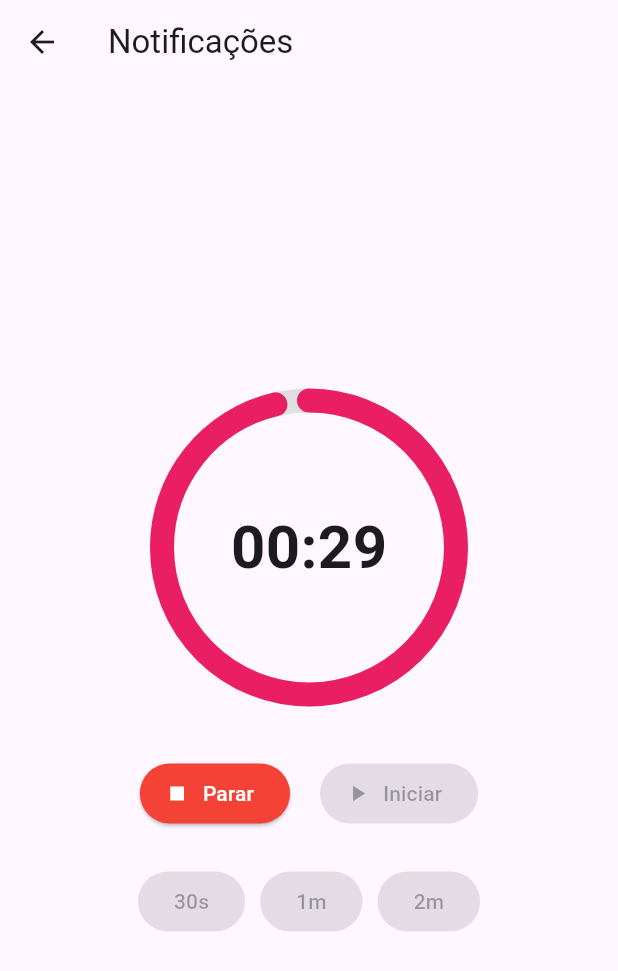
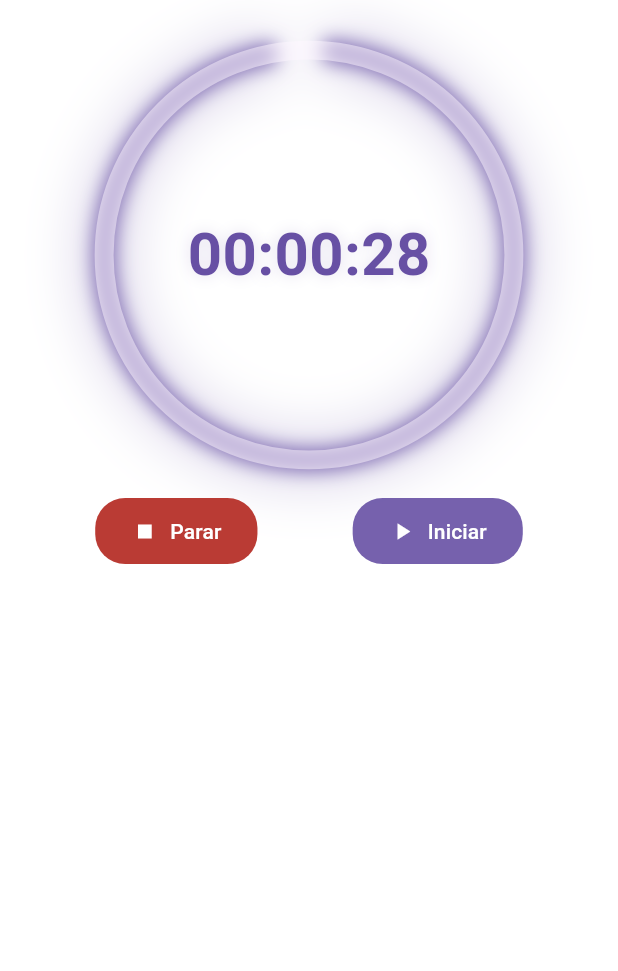
Before and after one commit to SamuelRamos338/breakforlove_last_update, a Flutter app: the NotificationScreen screen opened directly, after a tap on "Iniciar", on a phone screen of 412 x 824 dp. Shown: the top 971 px of the screen. Run offline on Flutter 3.47's test engine with Material 3 defaults, Android fonts, the light colour scheme and no system bars; our stand-ins replace google_nav_bar, table_calendar.

Commit message:
Update notification_screen.dart

```diff
--- a/lib/src/notification_screen.dart
+++ b/lib/src/notification_screen.dart
@@ -9,46 +9,46 @@ class NotificationScreen extends StatefulWidget {
 }
 
 class _NotificationScreenState extends State<NotificationScreen> with SingleTickerProviderStateMixin {
+  int _hours = 0;
+  int _minutes = 0;
+  int _seconds = 30;
   late AnimationController _controller;
-  int _totalSeconds = 30;
-  int _currentSeconds = 30;
-  bool _isRunning = false;
+  late Animation<double> _scaleAnim;
+  bool _isTimerRunning = false;
   Timer? _timer;
+  int _remainingMilliseconds = 30000;
 
   @override
   void initState() {
     super.initState();
     _controller = AnimationController(
       vsync: this,
-      duration: Duration(seconds: _totalSeconds),
+      duration: Duration(milliseconds: _remainingMilliseconds),
+    )..addListener(() {
+      setState(() {});
+    });
+    _scaleAnim = Tween<double>(begin: 1.0, end: 1.08).animate(
+      CurvedAnimation(parent: _controller, curve: Curves.easeInOutCubic),
     );
   }
 
-  void _setTimer(int seconds) {
-    _timer?.cancel();
-    _controller.dispose();
-    _controller = AnimationController(
-      vsync: this,
-      duration: Duration(seconds: seconds),
-    );
+  void _startTimer() {
+    if (_isTimerRunning || (_hours == 0 && _minutes == 0 && _seconds == 0)) return;
     setState(() {
-      _totalSeconds = seconds;
-      _currentSeconds = seconds;
-      _isRunning = false;
+      _remainingMilliseconds = Duration(hours: _hours, minutes: _minutes, seconds: _seconds).inMilliseconds;
+      _isTimerRunning = true;
+      _controller.duration = Duration(milliseconds: _remainingMilliseconds);
+      _controller.reverse(from: 1.0);
     });
-  }
 
-  void _startTimer() {
-    if (_isRunning) return;
+    _timer = Timer.periodic(const Duration(milliseconds: 100), (timer) {
+      if (_remainingMilliseconds > 0) {
         setState(() {
-      _isRunning = true;
-      _currentSeconds = _totalSeconds;
-      _controller.reset();
-      _controller.forward();
+          _remainingMilliseconds -= 100;
+          _hours = _remainingMilliseconds ~/ 3600000;
+          _minutes = (_remainingMilliseconds % 3600000) ~/ 60000;
+          _seconds = (_remainingMilliseconds % 60000) ~/ 1000;
         });
-    _timer = Timer.periodic(const Duration(seconds: 1), (timer) {
-      if (_currentSeconds > 0) {
-        setState(() => _currentSeconds--);
       } else {
         _stopTimer();
       }
@@ -58,103 +58,163 @@ class _NotificationScreenState extends State<NotificationScreen> with SingleTick
   void _stopTimer() {
     _timer?.cancel();
     _controller.stop();
-    setState(() => _isRunning = false);
+    setState(() => _isTimerRunning = false);
+  }
+
+  void _editTime() {
+    showModalBottomSheet(
+      context: context,
+      backgroundColor: Theme.of(context).colorScheme.surface,
+      shape: RoundedRectangleBorder(borderRadius: BorderRadius.circular(24)),
+      builder: (context) {
+        return Padding(
+          padding: const EdgeInsets.all(16),
+          child: Column(
+            mainAxisSize: MainAxisSize.min,
+            children: [
+              const Text("Selecione o Tempo", style: TextStyle(fontSize: 18, fontWeight: FontWeight.bold)),
+              Row(
+                mainAxisAlignment: MainAxisAlignment.spaceEvenly,
+                children: [
+                  _buildTimePicker("Horas", _hours, (val) => setState(() => _hours = val)),
+                  _buildTimePicker("Minutos", _minutes, (val) => setState(() => _minutes = val)),
+                  _buildTimePicker("Segundos", _seconds, (val) => setState(() => _seconds = val)),
+                ],
+              ),
+              const SizedBox(height: 20),
+              ElevatedButton(
+                onPressed: () {
+                  if (_hours == 0 && _minutes == 0 && _seconds == 0) {
+                    ScaffoldMessenger.of(context).showSnackBar(
+                      const SnackBar(content: Text("O tempo não pode ser zero!")),
+                    );
+                    return;
+                  }
+                  setState(() => _remainingMilliseconds = Duration(hours: _hours, minutes: _minutes, seconds: _seconds).inMilliseconds);
+                  Navigator.pop(context);
+                },
+                style: ElevatedButton.styleFrom(backgroundColor: Theme.of(context).colorScheme.primary),
+                child: const Text("Confirmar", style: TextStyle(color: Colors.white)),
+              ),
+            ],
+          ),
+        );
+      },
+    );
   }
 
   @override
   void dispose() {
-    _timer?.cancel();
     _controller.dispose();
+    _stopTimer();
     super.dispose();
-  }
-
-  String _formatTime(int seconds) {
-    final min = (seconds ~/ 60).toString().padLeft(2, '0');
-    final sec = (seconds % 60).toString().padLeft(2, '0');
-    return '$min:$sec';
   }
 
   @override
   Widget build(BuildContext context) {
+    final theme = Theme.of(context);
+    final bgColor = theme.colorScheme.surface.withOpacity(0.95);
+
     return Scaffold(
-      appBar: AppBar(title: const Text('Notificações')),
-      body: Center(
-        child: Column(
-          mainAxisSize: MainAxisSize.min,
+      backgroundColor: Colors.white,
+      body: Column(
+        crossAxisAlignment: CrossAxisAlignment.center,
         children: [
-            SizedBox(
-              width: 220,
-              height: 220,
+          const SizedBox(height: 40),
+          GestureDetector(
+            onTap: _editTime,
+            child: AnimatedScale(
+              scale: _isTimerRunning ? _scaleAnim.value : 1.0,
+              duration: const Duration(milliseconds: 400),
+              curve: Curves.easeInOutCubic,
+              child: SizedBox(
+                width: 260,
+                height: 260,
                 child: AnimatedBuilder(
                   animation: _controller,
                   builder: (context, child) {
-                  // Progresso reverso: barra esvaziando
                     return CustomPaint(
                       painter: TimerPainter(
-                      progress: 1.0 - _controller.value,
-                      backgroundColor: Colors.grey.shade300,
-                      color: Colors.pink,
+                        progress: _controller.value,
+                        backgroundColor: theme.colorScheme.surface.withOpacity(0.5),
+                        progressColor: theme.colorScheme.primary.withOpacity(0.85),
+                        glowColor: theme.colorScheme.primary.withOpacity(0.25),
                       ),
                       child: Center(
                         child: Text(
-                        _formatTime(_currentSeconds),
-                        style: const TextStyle(fontSize: 40, fontWeight: FontWeight.bold),
+                          "${_hours.toString().padLeft(2, '0')}:${_minutes.toString().padLeft(2, '0')}:${_seconds.toString().padLeft(2, '0')}",
+                          style: TextStyle(
+                            fontSize: 38,
+                            fontWeight: FontWeight.bold,
+                            color: theme.colorScheme.primary,
+                            shadows: [
+                              Shadow(
+                                color: theme.colorScheme.primary.withOpacity(0.18),
+                                blurRadius: 12,
+                              ),
+                            ],
+                          ),
                         ),
                       ),
                     );
                   },
                 ),
               ),
+            ),
+          ),
           const SizedBox(height: 30),
           Row(
-              mainAxisAlignment: MainAxisAlignment.center,
+            mainAxisAlignment: MainAxisAlignment.spaceEvenly,
             children: [
               ElevatedButton.icon(
-                  onPressed: _isRunning ? _stopTimer : null,
-                  icon: const Icon(Icons.stop),
-                  label: const Text('Parar'),
+                onPressed: _isTimerRunning ? _stopTimer : null,
                 style: ElevatedButton.styleFrom(
-                    backgroundColor: Colors.red,
+                  backgroundColor: theme.colorScheme.error.withOpacity(0.9),
                   foregroundColor: Colors.white,
+                  padding: const EdgeInsets.symmetric(horizontal: 24, vertical: 12),
                   shape: RoundedRectangleBorder(borderRadius: BorderRadius.circular(20)),
+                  elevation: 0,
                 ),
+                icon: const Icon(Icons.stop, color: Colors.white),
+                label: const Text('Parar', style: TextStyle(color: Colors.white)),
               ),
-                const SizedBox(width: 20),
               ElevatedButton.icon(
-                  onPressed: !_isRunning ? _startTimer : null,
-                  icon: const Icon(Icons.play_arrow),
-                  label: const Text('Iniciar'),
+                onPressed: _startTimer,
                 style: ElevatedButton.styleFrom(
-                    backgroundColor: Colors.green,
+                  backgroundColor: theme.colorScheme.primary.withOpacity(0.9),
                   foregroundColor: Colors.white,
+                  padding: const EdgeInsets.symmetric(horizontal: 24, vertical: 12),
                   shape: RoundedRectangleBorder(borderRadius: BorderRadius.circular(20)),
+                  elevation: 0,
                 ),
-                ),
-              ],
-            ),
-            const SizedBox(height: 24),
-            Row(
-              mainAxisAlignment: MainAxisAlignment.center,
-              children: [
-                ElevatedButton(
-                  onPressed: !_isRunning ? () => _setTimer(30) : null,
-                  child: const Text('30s'),
-                ),
-                const SizedBox(width: 10),
-                ElevatedButton(
-                  onPressed: !_isRunning ? () => _setTimer(60) : null,
-                  child: const Text('1m'),
-                ),
-                const SizedBox(width: 10),
-                ElevatedButton(
-                  onPressed: !_isRunning ? () => _setTimer(120) : null,
-                  child: const Text('2m'),
+                icon: const Icon(Icons.play_arrow, color: Colors.white),
+                label: const Text('Iniciar', style: TextStyle(color: Colors.white)),
               ),
             ],
           ),
         ],
       ),
+    );
+  }
+
+  Widget _buildTimePicker(String label, int value, ValueChanged<int> onChanged) {
+    return Column(
+      children: [
+        Text(label, style: const TextStyle(fontSize: 16, fontWeight: FontWeight.bold)),
+        SizedBox(
+          height: 120,
+          width: 80,
+          child: ListWheelScrollView.useDelegate(
+            controller: FixedExtentScrollController(initialItem: value),
+            itemExtent: 40,
+            physics: const FixedExtentScrollPhysics(),
+            onSelectedItemChanged: (val) => onChanged(val),
+            childDelegate: ListWheelChildLoopingListDelegate(
+              children: List.generate(60, (index) => Center(child: Text(index.toString().padLeft(2, '0')))),
             ),
+          ),
+        ),
+      ],
     );
   }
 }
@@ -162,39 +222,58 @@ class _NotificationScreenState extends State<NotificationScreen> with SingleTick
 class TimerPainter extends CustomPainter {
   final double progress;
   final Color backgroundColor;
-  final Color color;
+  final Color progressColor;
+  final Color glowColor;
 
   TimerPainter({
     required this.progress,
     required this.backgroundColor,
-    required this.color,
+    required this.progressColor,
+    required this.glowColor,
   });
 
   @override
   void paint(Canvas canvas, Size size) {
-    final center = Offset(size.width / 2, size.height / 2);
-    final radius = size.width / 2 - 12;
-    final backgroundPaint = Paint()
+    final Paint backgroundPaint = Paint()
       ..color = backgroundColor
-      ..strokeWidth = 16
+      ..strokeWidth = 12
       ..style = PaintingStyle.stroke;
-    final progressPaint = Paint()
-      ..color = color
-      ..strokeWidth = 16
+
+    final Paint progressPaint = Paint()
+      ..color = progressColor
+      ..strokeWidth = 14
       ..style = PaintingStyle.stroke
-      ..strokeCap = StrokeCap.round;
+      ..maskFilter = MaskFilter.blur(BlurStyle.normal, 6);
 
-    canvas.drawCircle(center, radius, backgroundPaint);
-    final sweepAngle = 2 * 3.141592653589793 * progress;
+    final Paint glowPaint = Paint()
+      ..color = glowColor
+      ..strokeWidth = 28
+      ..style = PaintingStyle.stroke
+      ..maskFilter = MaskFilter.blur(BlurStyle.normal, 18);
+
+    final Offset center = Offset(size.width / 2, size.height / 2);
+    final double radius = size.width / 2;
+
+    // Glow
     canvas.drawArc(
       Rect.fromCircle(center: center, radius: radius),
-      -3.141592653589793 / 2,
-      sweepAngle,
+      -1.5,
+      2 * 3.14 * progress,
+      false,
+      glowPaint,
+    );
+    // Progress
+    canvas.drawArc(
+      Rect.fromCircle(center: center, radius: radius),
+      -1.5,
+      2 * 3.14 * progress,
       false,
       progressPaint,
     );
+    // Background
+    canvas.drawCircle(center, radius, backgroundPaint);
   }
 
   @override
-  bool shouldRepaint(TimerPainter oldDelegate) => oldDelegate.progress != progress;
+  bool shouldRepaint(covariant CustomPainter oldDelegate) => true;
 }
```
Lines whose indentation alone changed are shown as unchanged.
